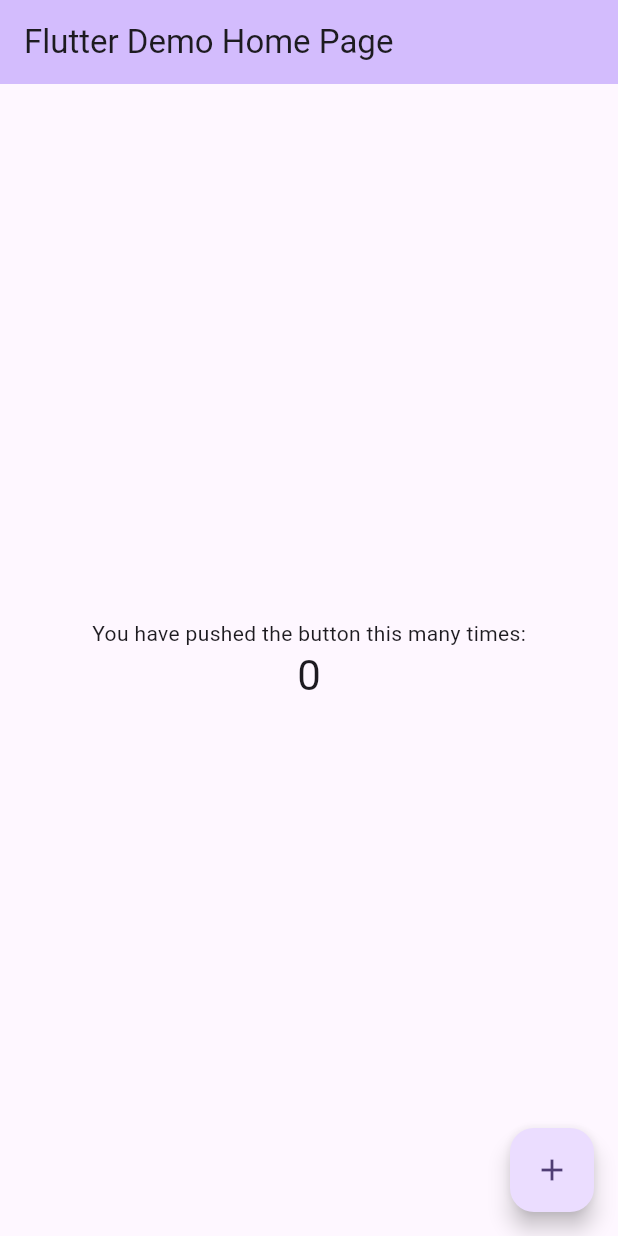
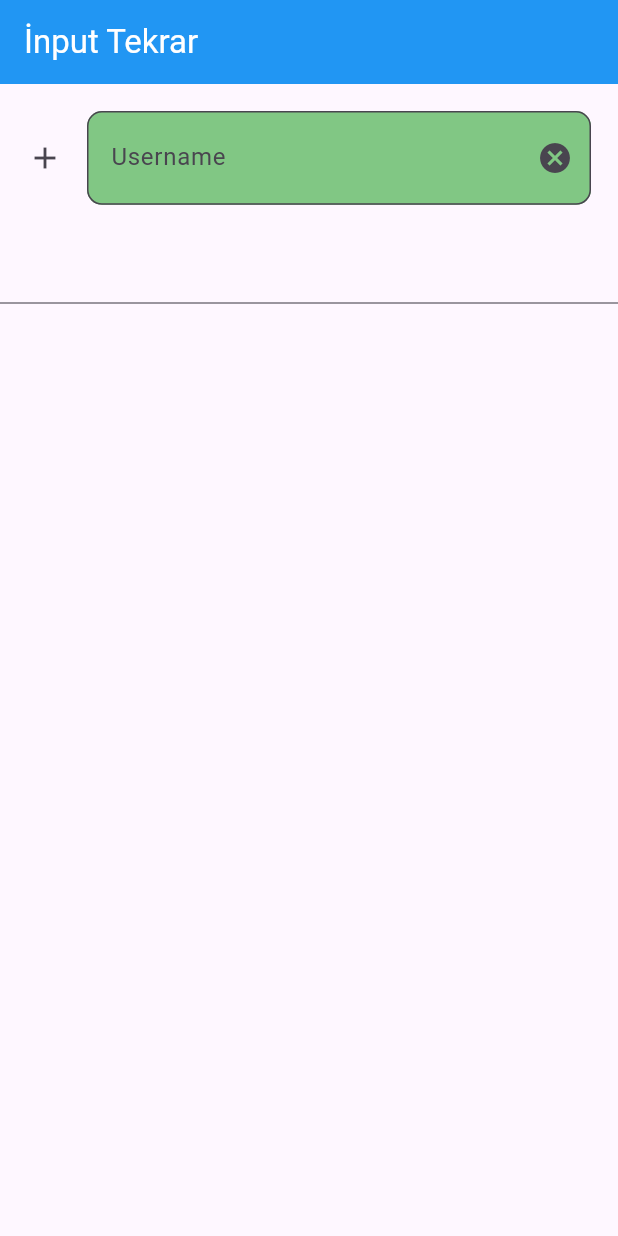
Before and after one commit to mehmetkardas/input_tekrar, a Flutter app: the screen it shows after launch, on a phone screen of 412 x 824 dp. Run offline on Flutter 3.47's test engine with Material 3 defaults, Android fonts, the phone set to English and light mode, and no system bars.

Commit message:
textfieldinputözelleştirme

```diff
--- a/lib/main.dart
+++ b/lib/main.dart
@@ -7,116 +7,109 @@ void main() {
 class MyApp extends StatelessWidget {
   const MyApp({super.key});
 
-  // This widget is the root of your application.
   @override
   Widget build(BuildContext context) {
-    return MaterialApp(
-      title: 'Flutter Demo',
-      theme: ThemeData(
-        // This is the theme of your application.
-        //
-        // TRY THIS: Try running your application with "flutter run". You'll see
-        // the application has a purple toolbar. Then, without quitting the app,
-        // try changing the seedColor in the colorScheme below to Colors.green
-        // and then invoke "hot reload" (save your changes or press the "hot
-        // reload" button in a Flutter-supported IDE, or press "r" if you used
-        // the command line to start the app).
-        //
-        // Notice that the counter didn't reset back to zero; the application
-        // state is not lost during the reload. To reset the state, use hot
-        // restart instead.
-        //
-        // This works for code too, not just values: Most code changes can be
-        // tested with just a hot reload.
-        colorScheme: ColorScheme.fromSeed(seedColor: Colors.deepPurple),
+    return MaterialApp(debugShowCheckedModeBanner: false, home: MyProject());
+  }
+}
+
+class MyProject extends StatelessWidget {
+  const MyProject({super.key});
+
+  @override
+  Widget build(BuildContext context) {
+    return Scaffold(
+      appBar: AppBar(
+        title: Text("İnput Tekrar"),
+        backgroundColor: Colors.blue,
+        foregroundColor: Colors.white,
       ),
-      home: const MyHomePage(title: 'Flutter Demo Home Page'),
+      body: TextFieldWidgetKullanimi(),
     );
   }
 }
 
-class MyHomePage extends StatefulWidget {
-  const MyHomePage({super.key, required this.title});
-
-  // This widget is the home page of your application. It is stateful, meaning
-  // that it has a State object (defined below) that contains fields that affect
-  // how it looks.
-
-  // This class is the configuration for the state. It holds the values (in this
-  // case the title) provided by the parent (in this case the App widget) and
-  // used by the build method of the State. Fields in a Widget subclass are
-  // always marked "final".
-
-  final String title;
+class TextFieldWidgetKullanimi extends StatefulWidget {
+  const TextFieldWidgetKullanimi({super.key});
 
   @override
-  State<MyHomePage> createState() => _MyHomePageState();
+  State<TextFieldWidgetKullanimi> createState() =>
+      _TextFieldWidgetKullanimiState();
 }
 
-class _MyHomePageState extends State<MyHomePage> {
-  int _counter = 0;
+class _TextFieldWidgetKullanimiState extends State<TextFieldWidgetKullanimi> {
+  late TextEditingController _emailController;
+  late FocusNode _focusNode;
+  int maxLineCount = 1;
+  @override
+  void initState() {
+    super.initState();
+    _emailController = TextEditingController(
+      //text: "kralosimhen@galatasaray.com",
+    );
+    _focusNode = FocusNode();
+    _focusNode.addListener(() {
+      setState(() {
+        maxLineCount = _focusNode.hasFocus ? 3 : 1;
+      });
+    });
+  }
 
-  void _incrementCounter() {
-    setState(() {
-      // This call to setState tells the Flutter framework that something has
-      // changed in this State, which causes it to rerun the build method below
-      // so that the display can reflect the updated values. If we changed
-      // _counter without calling setState(), then the build method would not be
-      // called again, and so nothing would appear to happen.
-      _counter++;
-    });
+  //dispose bir sayfa kapandıgında o sayfayı durdurur kapanır giriş yapınca şifremiz gibi
+  @override
+  void dispose() {
+    _emailController.dispose();
+    super.dispose();
   }
 
   @override
   Widget build(BuildContext context) {
-    // This method is rerun every time setState is called, for instance as done
-    // by the _incrementCounter method above.
-    //
-    // The Flutter framework has been optimized to make rerunning build methods
-    // fast, so that you can just rebuild anything that needs updating rather
-    // than having to individually change instances of widgets.
-    return Scaffold(
-      appBar: AppBar(
-        // TRY THIS: Try changing the color here to a specific color (to
-        // Colors.amber, perhaps?) and trigger a hot reload to see the AppBar
-        // change color while the other colors stay the same.
-        backgroundColor: Theme.of(context).colorScheme.inversePrimary,
-        // Here we take the value from the MyHomePage object that was created by
-        // the App.build method, and use it to set our appbar title.
-        title: Text(widget.title),
-      ),
-      body: Center(
-        // Center is a layout widget. It takes a single child and positions it
-        // in the middle of the parent.
-        child: Column(
-          // Column is also a layout widget. It takes a list of children and
-          // arranges them vertically. By default, it sizes itself to fit its
-          // children horizontally, and tries to be as tall as its parent.
-          //
-          // Column has various properties to control how it sizes itself and
-          // how it positions its children. Here we use mainAxisAlignment to
-          // center the children vertically; the main axis here is the vertical
-          // axis because Columns are vertical (the cross axis would be
-          // horizontal).
-          //
-          // TRY THIS: Invoke "debug painting" (choose the "Toggle Debug Paint"
-          // action in the IDE, or press "p" in the console), to see the
-          // wireframe for each widget.
-          mainAxisAlignment: MainAxisAlignment.center,
-          children: <Widget>[
-            const Text('You have pushed the button this many times:'),
-            Text(
-              '$_counter',
-              style: Theme.of(context).textTheme.headlineMedium,
+    return Column(
+      children: [
+        Padding(
+          padding: const EdgeInsets.all(18.0),
+          child: TextField(
+            focusNode: _focusNode,
+            controller: _emailController,
+            maxLines: maxLineCount,
+            //Açılacak olan klavye türü
+            keyboardType: TextInputType.emailAddress,
+            //Klavyedeki(Android) ana butonunun ne olacağı
+            textInputAction: TextInputAction.done,
+
+            //Seçili gelme olayı
+            // autofocus: true,
+            //Satır sayısı
+            //maxLines: 5,
+            //Girilecek karakter sayısı (TC)
+            //maxLength: 11,
+            //İmleç rengi
+            cursorColor: Colors.red,
+            decoration: InputDecoration(
+              //Kayan bilgi yazısı
+              labelText: "Username",
+              //İpucu
+              hintText: "Kullanıcı adınızı giriniz",
+              icon: Icon(Icons.add),
+              //Sol tarafa eklenen icon
+              prefix: Icon(Icons.person),
+              //Sağ taraf iconu
+              suffixIcon: Icon(Icons.cancel),
+              border: OutlineInputBorder(
+                borderRadius: BorderRadius.circular(10),
+              ),
+              //Arka plan rengi verme izni
+              filled: true,
+              fillColor: Colors.green.shade300,
             ),
-          ],
+            //Klavye ile yapılan her değişikliği algılar
+            onChanged: (String gelenDeger) {},
+            //Klavyedeki done tuşuna basınca çalışır ya da fiel dan çıkınca
+            onSubmitted: (String gelenDeger) {},
+          ),
         ),
-      ),
-      floatingActionButton: FloatingActionButton(
-        onPressed: _incrementCounter,
-        tooltip: 'Increment',
-        child: const Icon(Icons.add),
-      ), // This trailing comma makes auto-formatting nicer for build methods.
+        TextField(),
+      ],
     );
   }
 }
```
